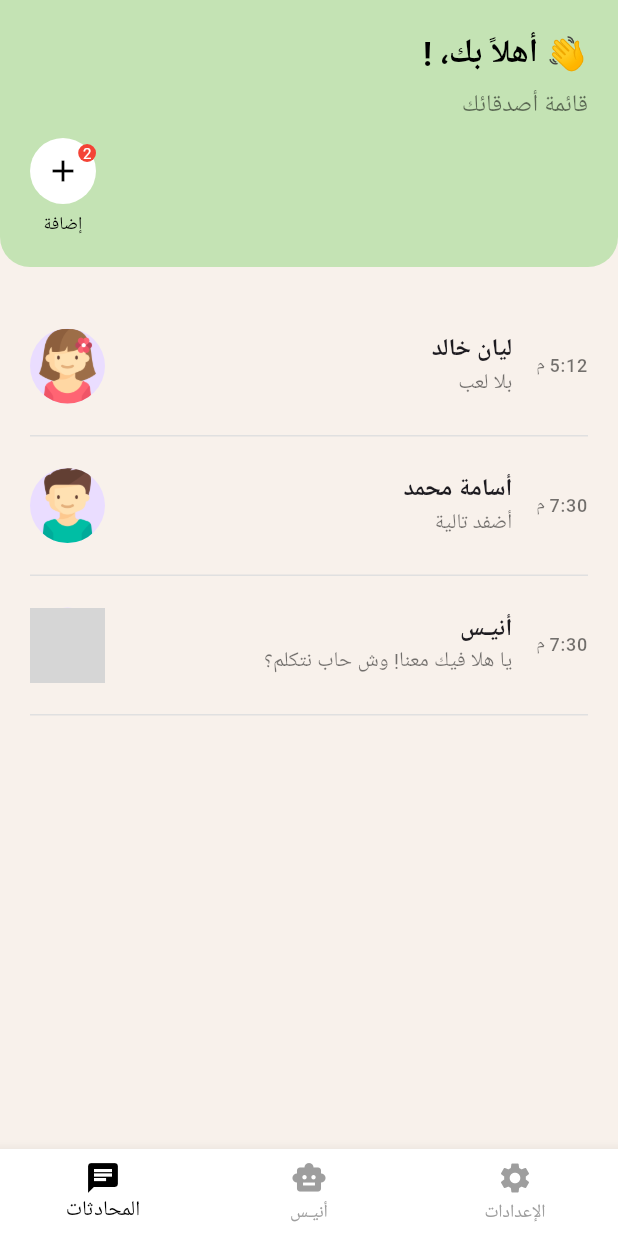
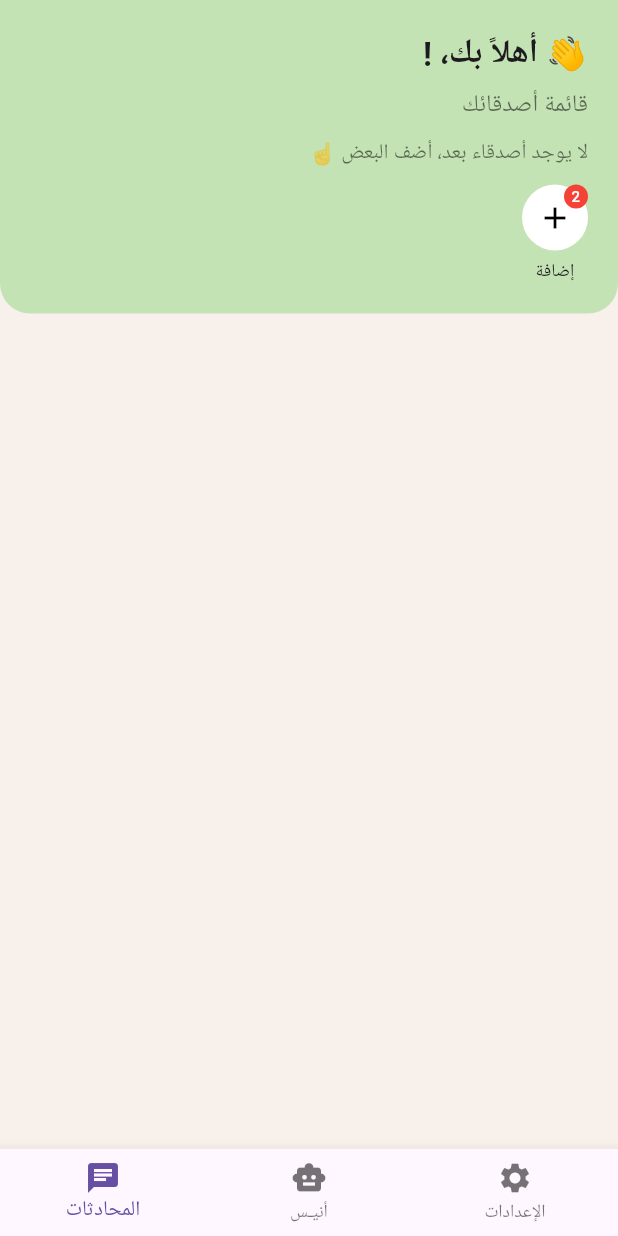
Before and after one commit to AneesKau2025/FrontEnd, a Flutter app: the ChildHomeScreen screen opened directly with empty values, on a phone screen of 412 x 824 dp. Run offline on Flutter 3.47's test engine with Material 3 defaults, Android fonts, the phone set to English and light mode, and no system bars; our stand-ins replace shared_preferences; accounts and stored records are empty; network calls fail; grey boxes are pictures that could not be loaded.

Commit message:
تعديلاات جديده

```diff
--- a/lib/screens/child_home_screen.dart
+++ b/lib/screens/child_home_screen.dart
@@ -5,9 +5,10 @@ import 'add_friend_screen.dart';
 import 'child_settings_screen.dart';
 
 class ChildHomeScreen extends StatefulWidget {
+  final String token;
   final String childName;
 
-  const ChildHomeScreen({super.key, required this.childName});
+  const ChildHomeScreen({super.key, required this.token, required this.childName});
 
   @override
   _ChildHomeScreenState createState() => _ChildHomeScreenState();
@@ -24,18 +25,12 @@ class _ChildHomeScreenState extends State<ChildHomeScreen> {
   }
 
   Future<void> fetchFriends() async {
-    final result = await ApiService().getChildFriends(widget.childName);
+    final result = await ApiService().getChildFriends(widget.token);
     setState(() {
       friends = result;
       isLoading = false;
     });
   }
-
-  List<Map<String, String>> chats = [
-    {"name": "ليان خالد", "message": "بلا لعب", "time": "5:12 م", "avatar": "assets/images/girl.png"},
-    {"name": "أسامة محمد", "message": "أضفد تالية", "time": "7:30 م", "avatar": "assets/images/boy.png"},
-    {"name": "أنيـس", "message": "يا هلا فيك معنا! وش حاب نتكلم؟", "time": "7:30 م", "avatar": "assets/images/anis_logo.png"},
-  ];
 
   @override
   Widget build(BuildContext context) {
@@ -59,84 +54,60 @@ class _ChildHomeScreenState extends State<ChildHomeScreen> {
                 child: Column(
                   crossAxisAlignment: CrossAxisAlignment.start,
                   children: [
-                    Text(
-                      "👋 أهلاً بك، ${widget.childName}!",
-                      style: const TextStyle(fontSize: 22, fontWeight: FontWeight.bold, color: Colors.black),
-                    ),
+                    Text("👋 أهلاً بك، ${widget.childName}!", style: const TextStyle(fontSize: 22, fontWeight: FontWeight.bold)),
                     const SizedBox(height: 5),
                     const Text("قائمة أصدقائك", style: TextStyle(fontSize: 16, color: Colors.black54)),
                     const SizedBox(height: 10),
-                    Row(
-                      mainAxisAlignment: MainAxisAlignment.start,
-                      children: [
-                        Expanded(
-                          child: Wrap(
+
+                    if (isLoading)
+                      const Center(child: CircularProgressIndicator())
+                    else if (friends.isEmpty)
+                      const Text("لا يوجد أصدقاء بعد، أضف البعض ☝️", style: TextStyle(color: Colors.black54))
+                    else
+                      Wrap(
                         spacing: 10,
                         runSpacing: 10,
                         alignment: WrapAlignment.end,
                         children: [
-                              if (isLoading)
-                                const CircularProgressIndicator()
-                              else
-                                ...friends.map((f) => _friendAvatar("assets/images/boy.png", f['friendName'])),
-                              _addFriendButton(),
-                            ],
-                          ),
-                        ),
-                      ],
-                    ),
-                  ],
-                ),
-              ),
+                          ...friends.map((f) {
+                            final profileIcon = f['profileIcon'] ?? 'boy.png';
 
-              const SizedBox(height: 20),
+                            // ✅ ندمج الاسم الأول والاخير، وإذا فاضي نكتب "بدون اسم"
+                            final fullName = "${f['firstName'] ?? ''} ${f['lastName'] ?? ''}".trim();
+                            final friendName = fullName.isEmpty ? "بدون اسم" : fullName;
 
-              Expanded(
-                child: ListView.builder(
-                  padding: const EdgeInsets.symmetric(horizontal: 20),
-                  itemCount: chats.length,
-                  itemBuilder: (context, index) {
-                    return GestureDetector(
+                            return _friendAvatar(
+                              image: 'assets/images/$profileIcon',
+                              name: friendName,
                               onTap: () {
                                 Navigator.push(
                                   context,
                                   MaterialPageRoute(
                                     builder: (context) => ChildChatScreen(
-                              currentUserName: widget.childName, // ✅ تمرير اسم الطفل
-                              friendName: chats[index]["name"]!,
-                              friendAvatar: chats[index]["avatar"]!,
+                                      currentUserName: widget.childName,
+                                      friendName: friendName,
+                                      friendAvatar: 'assets/images/$profileIcon',
+                                      token: widget.token,
                                     ),
                                   ),
                                 );
                               },
-                      child: Container(
-                        padding: const EdgeInsets.symmetric(vertical: 10),
-                        decoration: BoxDecoration(
-                          border: Border(bottom: BorderSide(color: Colors.grey.shade300)),
+                            );
+                          }),
+                        ],
                       ),
-                        child: ListTile(
-                          contentPadding: EdgeInsets.zero,
-                          leading: Text(chats[index]["time"]!, style: const TextStyle(color: Colors.black54, fontSize: 12)),
-                          title: Text(chats[index]["name"]!, style: const TextStyle(fontWeight: FontWeight.bold)),
-                          subtitle: Text(chats[index]["message"]!, style: const TextStyle(color: Colors.black54)),
-                          trailing: CircleAvatar(
-                            backgroundImage: AssetImage(chats[index]["avatar"]!),
-                            radius: 25,
+
+                    const SizedBox(height: 10),
+                    _addFriendButton(),
+                  ],
                 ),
               ),
-                      ),
-                    );
-                  },
-                ),
-              ),
+              const SizedBox(height: 20),
             ],
           ),
         ),
       ),
       bottomNavigationBar: BottomNavigationBar(
-        backgroundColor: Colors.white,
-        selectedItemColor: Colors.black,
-        unselectedItemColor: Colors.grey,
         currentIndex: 0,
         onTap: (index) {
           if (index == 2) {
@@ -161,8 +132,10 @@ class _ChildHomeScreenState extends State<ChildHomeScreen> {
     );
   }
 
-  Widget _friendAvatar(String image, String name) {
-    return Column(
+  Widget _friendAvatar({required String image, required String name, required VoidCallback onTap}) {
+    return GestureDetector(
+      onTap: onTap,
+      child: Column(
         mainAxisSize: MainAxisSize.min,
         children: [
           CircleAvatar(
@@ -170,8 +143,9 @@ class _ChildHomeScreenState extends State<ChildHomeScreen> {
             radius: 22,
           ),
           const SizedBox(height: 5),
-        Text(name, style: const TextStyle(fontSize: 12, color: Colors.black)),
+          Text(name, style: const TextStyle(fontSize: 12)),
         ],
+      ),
     );
   }
 
@@ -182,6 +156,7 @@ class _ChildHomeScreenState extends State<ChildHomeScreen> {
           context,
           MaterialPageRoute(
             builder: (context) => AddFriendScreen(
+              token: widget.token,
               currentUsername: widget.childName,
             ),
           ),
@@ -198,22 +173,19 @@ class _ChildHomeScreenState extends State<ChildHomeScreen> {
                 radius: 22,
                 child: Icon(Icons.add, color: Colors.black),
               ),
-              Positioned(
+              const Positioned(
                 top: 0,
                 right: 0,
-                child: Container(
-                  padding: const EdgeInsets.all(3),
-                  decoration: const BoxDecoration(
-                    color: Colors.red,
-                    shape: BoxShape.circle,
-                  ),
-                  child: const Text("2", style: TextStyle(color: Colors.white, fontSize: 10)),
+                child: CircleAvatar(
+                  radius: 8,
+                  backgroundColor: Colors.red,
+                  child: Text("2", style: TextStyle(color: Colors.white, fontSize: 10)),
                 ),
               ),
             ],
           ),
           const SizedBox(height: 5),
-          const Text("إضافة", style: TextStyle(fontSize: 12, color: Colors.black)),
+          const Text("إضافة", style: TextStyle(fontSize: 12)),
         ],
       ),
     );
```
Also changed, not shown: lib/main.dart (+18 -8 lines), lib/screens/add_friend_screen.dart (+27 -18 lines), lib/screens/child_chat_screen.dart (+8 -3 lines), lib/screens/child_login_screen.dart (+6 -2 lines), lib/screens/parent_settings_screen.dart (+19 -5 lines), lib/services/api_service.dart (+258 -92 lines), lib/screens/parent_home_with_children.dart (line endings or trailing spaces), lib/screens/parent_login_screen.dart (line endings or trailing spaces). Lines whose indentation alone changed are shown as unchanged.
